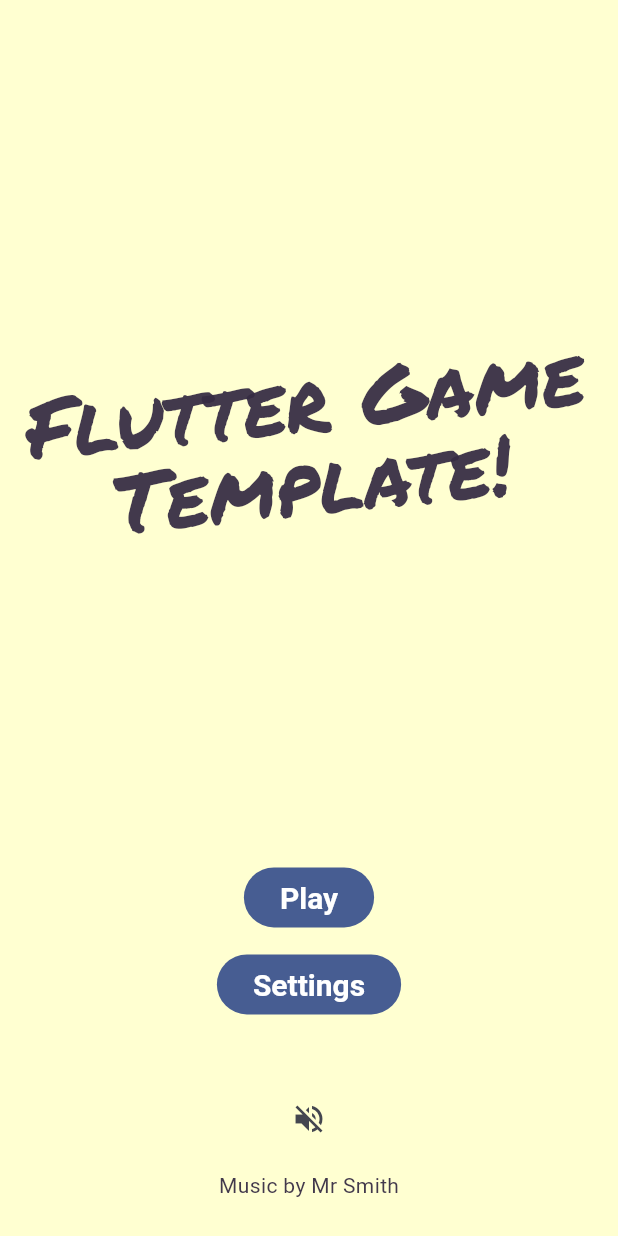
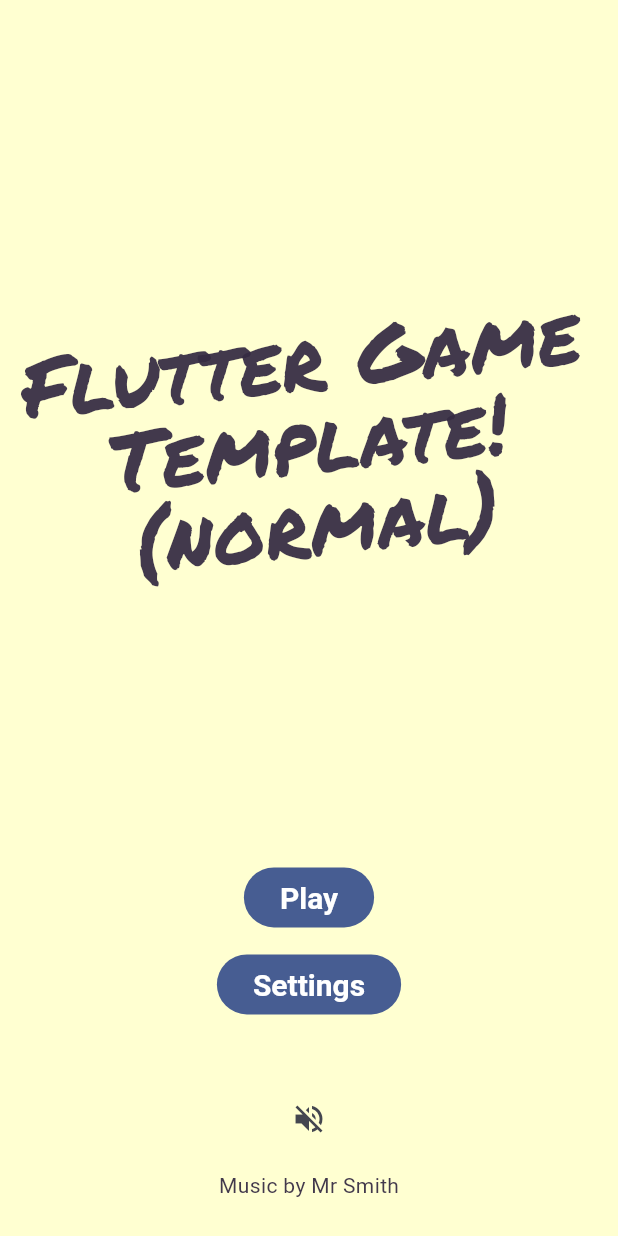
Before and after one commit to monsterbrain/flutter-activities-demo, a Flutter app: the screen it shows after launch, after a tap on the "volume up" icon, on a phone screen of 412 x 824 dp. Run offline on Flutter 3.47's test engine with Material 3 defaults, Android fonts, the light colour scheme and no system bars; our stand-ins replace audioplayers, firebase_core, firebase_remote_config, go_router, shared_preferences; accounts and stored records are empty.

Commit message:
firebase integrated with web config added ..

```diff
--- a/lib/main.dart
+++ b/lib/main.dart
@@ -4,6 +4,7 @@
 
 import 'dart:developer' as dev;
 
+import 'package:firebase_core/firebase_core.dart';
 import 'package:flutter/foundation.dart';
 import 'package:flutter/material.dart';
 import 'package:flutter/services.dart';
@@ -12,7 +13,9 @@ import 'package:provider/provider.dart';
 
 import 'app_lifecycle/app_lifecycle.dart';
 import 'audio/audio_controller.dart';
+import 'firebase_options.dart';
 import 'player_progress/player_progress.dart';
+import 'remote_config/remote_config_service.dart';
 import 'router.dart';
 import 'settings/settings.dart';
 import 'style/palette.dart';
@@ -30,6 +33,16 @@ void main() async {
   });
 
   WidgetsFlutterBinding.ensureInitialized();
+
+  // Initialize Firebase.
+  await Firebase.initializeApp(
+    options: DefaultFirebaseOptions.currentPlatform,
+  );
+
+  // Create and initialize the remote config service.
+  final remoteConfigService = await RemoteConfigService.create();
+  await remoteConfigService.init();
+
   // Put game into full screen mode on mobile devices.
   await SystemChrome.setEnabledSystemUIMode(SystemUiMode.immersiveSticky);
   // Lock the game to portrait mode on mobile devices.
@@ -38,39 +51,31 @@ void main() async {
     DeviceOrientation.portraitDown,
   ]);
 
-  runApp(MyApp());
+  runApp(MyApp(remoteConfigService: remoteConfigService));
 }
 
 class MyApp extends StatelessWidget {
-  const MyApp({super.key});
+  const MyApp({super.key, required this.remoteConfigService});
+
+  final RemoteConfigService remoteConfigService;
 
   @override
   Widget build(BuildContext context) {
     return AppLifecycleObserver(
       child: MultiProvider(
-        // This is where you add objects that you want to have available
-        // throughout your game.
-        //
-        // Every widget in the game can access these objects by calling
-        // `context.watch()` or `context.read()`.
-        // See `lib/main_menu/main_menu_screen.dart` for example usage.
         providers: [
           Provider(create: (context) => SettingsController()),
           Provider(create: (context) => Palette()),
+          Provider(create: (context) => remoteConfigService),
           ChangeNotifierProvider(create: (context) => PlayerProgress()),
-          // Set up audio.
-          ProxyProvider2<
-            AppLifecycleStateNotifier,
-            SettingsController,
-            AudioController
-          >(
+          ProxyProvider2<AppLifecycleStateNotifier, SettingsController,
+              AudioController>(
             create: (context) => AudioController(),
             update: (context, lifecycleNotifier, settings, audio) {
               audio!.attachDependencies(lifecycleNotifier, settings);
               return audio;
             },
             dispose: (context, audio) => audio.dispose(),
-            // Ensures that music starts immediately.
             lazy: false,
           ),
         ],
@@ -80,8 +85,7 @@ class MyApp extends StatelessWidget {
 
             return MaterialApp.router(
               title: 'My Flutter Game',
-              theme:
-                  ThemeData.from(
+              theme: ThemeData.from(
                 colorScheme: ColorScheme.fromSeed(
                   seedColor: palette.darkPen,
                   surface: palette.backgroundMain,
@@ -91,7 +95,6 @@ class MyApp extends StatelessWidget {
                 ),
                 useMaterial3: true,
               ).copyWith(
-                    // Make buttons more fun.
                 filledButtonTheme: FilledButtonThemeData(
                   style: FilledButton.styleFrom(
                     textStyle: TextStyle(
--- a/lib/main_menu/main_menu_screen.dart
+++ b/lib/main_menu/main_menu_screen.dart
@@ -8,13 +8,29 @@ import 'package:provider/provider.dart';
 
 import '../audio/audio_controller.dart';
 import '../audio/sounds.dart';
+import '../remote_config/remote_config_service.dart';
 import '../settings/settings.dart';
 import '../style/my_button.dart';
 import '../style/palette.dart';
 import '../style/responsive_screen.dart';
 
-class MainMenuScreen extends StatelessWidget {
+class MainMenuScreen extends StatefulWidget {
   const MainMenuScreen({super.key});
+
+  @override
+  State<MainMenuScreen> createState() => _MainMenuScreenState();
+}
+
+class _MainMenuScreenState extends State<MainMenuScreen> {
+  late final RemoteConfigService _remoteConfigService;
+  late String _season;
+
+  @override
+  void didChangeDependencies() {
+    super.didChangeDependencies();
+    _remoteConfigService = context.read<RemoteConfigService>();
+    _season = _remoteConfigService.season;
+  }
 
   @override
   Widget build(BuildContext context) {
@@ -28,10 +44,10 @@ class MainMenuScreen extends StatelessWidget {
         squarishMainArea: Center(
           child: Transform.rotate(
             angle: -0.1,
-            child: const Text(
-              'Flutter Game Template!',
+            child: Text(
+              'Flutter Game Template! ($_season)',
               textAlign: TextAlign.center,
-              style: TextStyle(
+              style: const TextStyle(
                 fontFamily: 'Permanent Marker',
                 fontSize: 55,
                 height: 1,
--- /dev/null
+++ b/lib/remote_config/remote_config_keys.dart
@@ -0,0 +1,10 @@
+
+// Copyright 2024, the Flutter project authors. Please see the AUTHORS file
+// for details. All rights reserved. Use of this source code is governed by a
+// BSD-style license that can be found in the LICENSE file.
+
+// A class that holds the keys for the remote config parameters.
+abstract class RemoteConfigKeys {
+  // A key for the season name parameter.
+  static const String season = 'season';
+}
--- /dev/null
+++ b/lib/remote_config/remote_config_service.dart
@@ -0,0 +1,55 @@
+
+// Copyright 2024, the Flutter project authors. Please see the AUTHORS file
+// for details. All rights reserved. Use of this source code is governed by a
+// BSD-style license that can be found in the LICENSE file.
+
+import 'dart:developer' as dev;
+
+import 'package:firebase_remote_config/firebase_remote_config.dart';
+import 'package:flutter/foundation.dart';
+
+import 'remote_config_keys.dart';
+
+// A service that handles the remote config.
+class RemoteConfigService {
+  // The remote config instance.
+  final FirebaseRemoteConfig _remoteConfig;
+
+  // A private constructor.
+  RemoteConfigService._(this._remoteConfig);
+
+  // A static factory method that creates a new instance of the service.
+  static Future<RemoteConfigService> create() async {
+    final remoteConfig = FirebaseRemoteConfig.instance;
+
+    // Fetch and activate the remote config values.
+    try {
+      await remoteConfig.fetchAndActivate();
+    } catch (e) {
+      dev.log('Error fetching remote config: $e');
+    }
+
+    return RemoteConfigService._(remoteConfig);
+  }
+
+  // A method that initializes the remote config.
+  Future<void> init() async {
+    // Set the default values for the remote config parameters.
+    await _remoteConfig.setDefaults({
+      RemoteConfigKeys.season: 'normal',
+    });
+
+    // Set the minimum fetch interval.
+    if (kDebugMode) {
+      await _remoteConfig.setConfigSettings(
+        RemoteConfigSettings(
+          fetchTimeout: const Duration(minutes: 1),
+          minimumFetchInterval: const Duration(seconds: 1),
+        ),
+      );
+    }
+  }
+
+  // A method that returns the value of the season parameter.
+  String get season => _remoteConfig.getString(RemoteConfigKeys.season);
+}
--- a/pubspec.yaml
+++ b/pubspec.yaml
@@ -18,6 +18,8 @@ dependencies:
   logging: ^1.2.0
   provider: ^6.1.2
   shared_preferences: ^2.2.3
+  firebase_core: ^3.1.0
+  firebase_remote_config: ^5.0.0
 
 dev_dependencies:
   flutter_lints: ^6.0.0
```
Also changed, not shown: lib/firebase_options.dart (added). Lines whose indentation alone changed are shown as unchanged.
